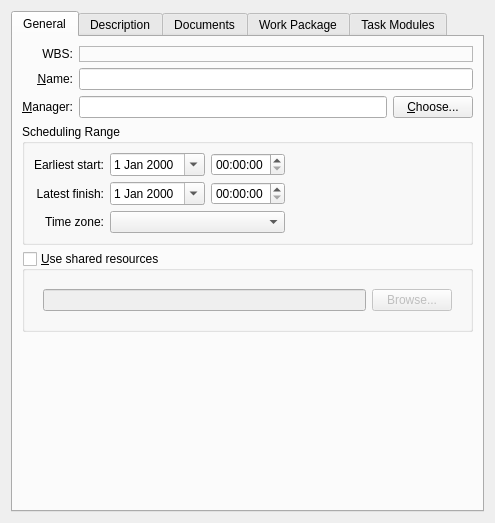
Qt form src/libs/ui/kptmainprojectpanelbase.ui (KDE/calligraplan) before a commit.
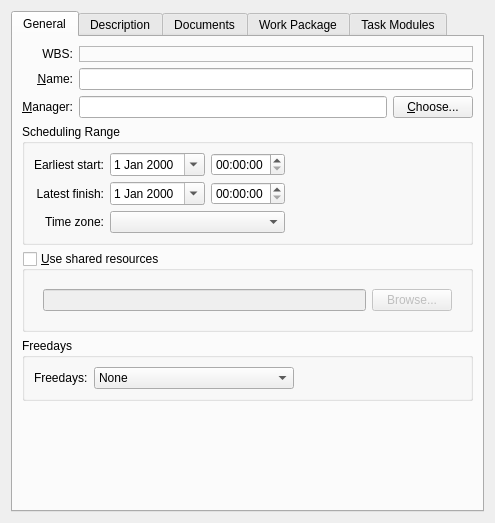
The same form after that commit. Icons and pictures are not drawn. Custom widgets are drawn as their Qt base class.

Commit message: Implement project wide freedays setting

Patch:
```diff
--- a/src/libs/ui/kptmainprojectpanelbase.ui
+++ b/src/libs/ui/kptmainprojectpanelbase.ui
@@ -249,6 +249,50 @@
          </layout>
         </widget>
        </item>
+       <item>
+        <widget class="QGroupBox" name="groupBox_3">
+         <property name="title">
+          <string>Freedays</string>
+         </property>
+         <layout class="QHBoxLayout" name="horizontalLayout_2">
+          <item>
+           <widget class="QLabel" name="label_7">
+            <property name="text">
+             <string>Freedays:</string>
+            </property>
+           </widget>
+          </item>
+          <item>
+           <widget class="QComboBox" name="freedays">
+            <property name="minimumSize">
+             <size>
+              <width>200</width>
+              <height>0</height>
+             </size>
+            </property>
+            <item>
+             <property name="text">
+              <string>None</string>
+             </property>
+            </item>
+           </widget>
+          </item>
+          <item>
+           <spacer name="horizontalSpacer_2">
+            <property name="orientation">
+             <enum>Qt::Horizontal</enum>
+            </property>
+            <property name="sizeHint" stdset="0">
+             <size>
+              <width>40</width>
+              <height>20</height>
+             </size>
+            </property>
+           </spacer>
+          </item>
+         </layout>
+        </widget>
+       </item>
        <item>
         <spacer name="verticalSpacer">
          <property name="orientation">
```
Left out of the diff: 2 changed lines with no effect on the pictures. The commit also changes 8 other files.
